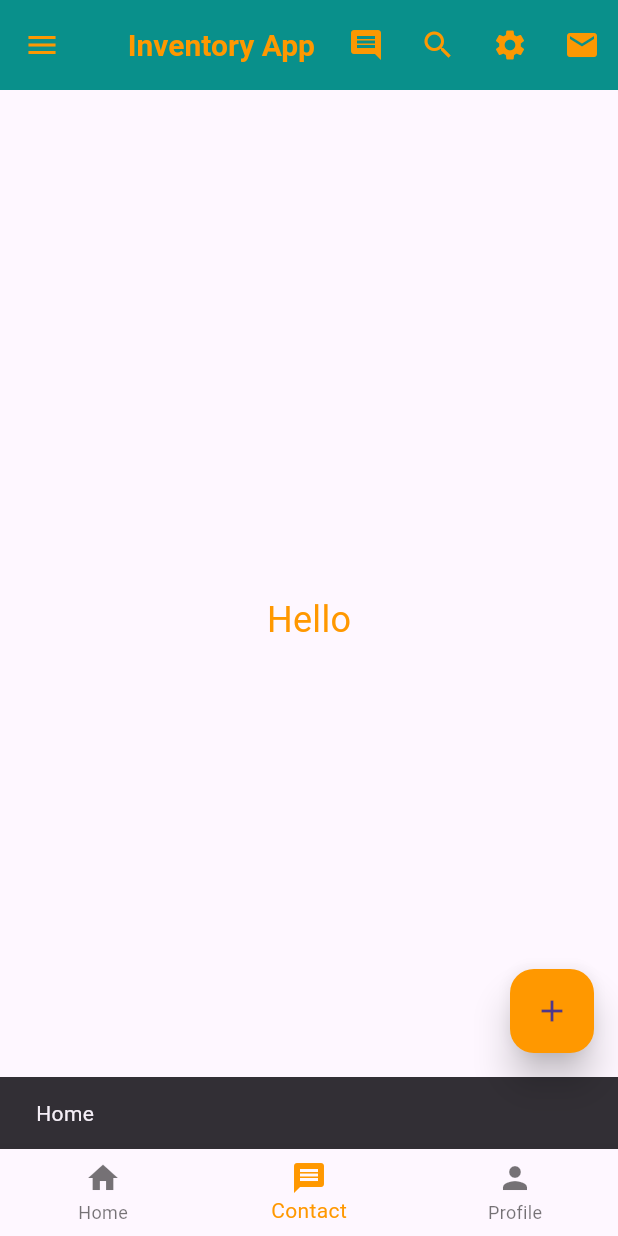
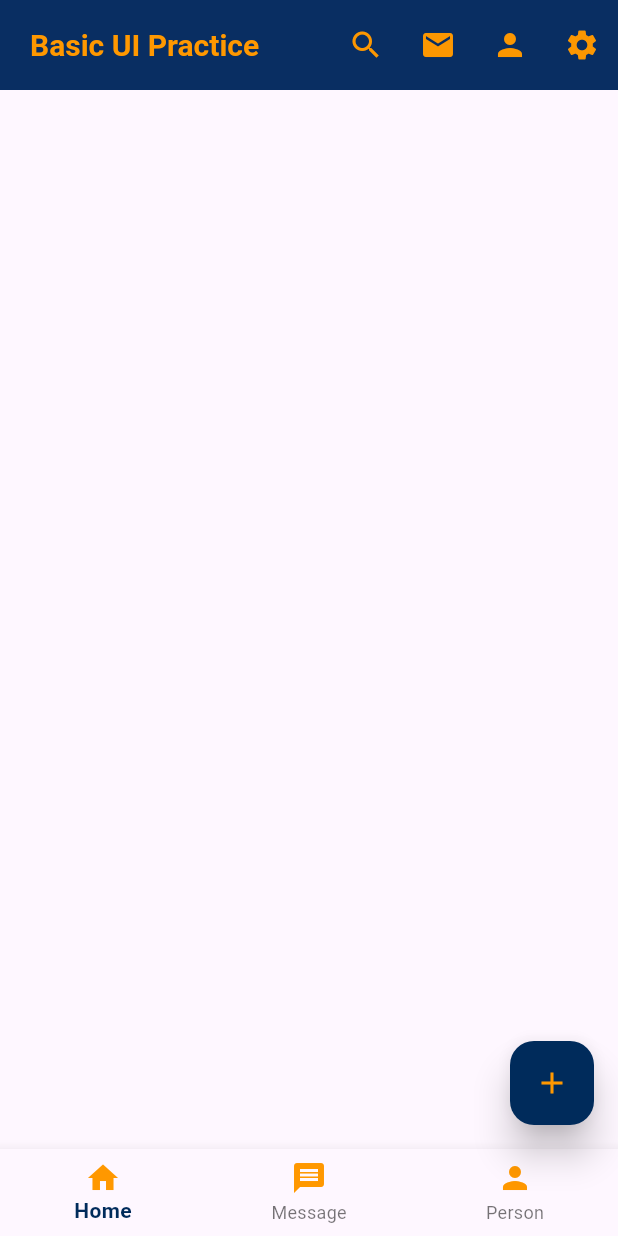
Before and after one commit to GopalSaha27/ui_basic, a Flutter app: the screen it shows after launch, after a tap on the "search" icon, on a phone screen of 412 x 824 dp. Run offline on Flutter 3.47's test engine with Material 3 defaults, Android fonts, the phone set to English and light mode, and no system bars; Roboto replaces fonts that are missing (Time Ne Roman, Times New Roman).

Commit message:
ui changes

```diff
--- a/lib/main.dart
+++ b/lib/main.dart
@@ -2,7 +2,7 @@ import 'package:flutter/cupertino.dart';
 import 'package:flutter/material.dart';
 
 void main() {
-  runApp(const MyApp());
+  runApp(MyApp());
 }
 
 class MyApp extends StatelessWidget {
@@ -11,6 +11,7 @@ class MyApp extends StatelessWidget {
   @override
   Widget build(BuildContext context) {
     return MaterialApp(
+      title: "Basic App",
       theme: ThemeData(
         primarySwatch: Colors.green,
       ),
@@ -26,153 +27,72 @@ class MyApp extends StatelessWidget {
 class HomeActivity extends StatelessWidget {
   const HomeActivity({super.key});
 
-  MySnackBar(message, context) {
-    return ScaffoldMessenger.of(context).showSnackBar(
-      SnackBar(content: Text(message)),
-    );
-  }
-
   @override
   Widget build(BuildContext context) {
     return Scaffold(
       appBar: AppBar(
+        backgroundColor: Color(0xFF002B5B),
         title: const Text(
-          "Inventory App",
+          "Basic UI Practice",
           style: TextStyle(
-              color: Colors.orange, // Set the title text color
-              fontWeight: FontWeight.bold,
-              fontFamily: 'Times New Roman' ,
-              fontSize: 20// Make the title bold
+            color: Colors.orange,
+            fontWeight: FontWeight.bold,
+            fontFamily: 'Time Ne Roman',
+            fontSize: 20,
           ),
         ),
-        titleSpacing: 10,
-        centerTitle: true, // Center the title
+        titleSpacing: 20,
+        // centerTitle: true,
         toolbarHeight: 60,
-        toolbarOpacity: 0.9, // Make the toolbar more opaque
-        elevation: 4, // Add elevation (shadow)
-        backgroundColor: Colors.teal, // Custom background color
-        iconTheme: const IconThemeData(color: Colors.orange), // Icon color
+        toolbarOpacity: 0.9,
+        elevation: 4,
+        iconTheme: const IconThemeData(color: Colors.orange),
         actions: [
           IconButton(
-              onPressed: () {
-                MySnackBar("Comments", context);
-              },
-              icon: const Icon(Icons.comment, color: Colors.orange)), // Action icon color
+            onPressed: () {},
+            icon: const Icon(
+              Icons.search,
+            ),
+          ),
           IconButton(
-              onPressed: () {
-                MySnackBar("Search", context);
-              },
-              icon: const Icon(Icons.search, color: Colors.orange)),
+            onPressed: () {},
+            icon: const Icon(
+              Icons.mail,
+            ),
+          ),
           IconButton(
-              onPressed: () {
-                MySnackBar("Settings", context);
-              },
-              icon: const Icon(Icons.settings, color: Colors.orange)),
+            onPressed: () {},
+            icon: const Icon(
+              Icons.person,
+            ),
+          ),
           IconButton(
-              onPressed: () {
-                MySnackBar("Email", context);
-              },
-              icon: const Icon(Icons.email, color: Colors.orange))
+            onPressed: () {},
+            icon: const Icon(
+              Icons.settings,
+            ),
+          ),
         ],
       ),
       floatingActionButton: FloatingActionButton(
         elevation: 10,
-
-        child: const Icon(Icons.add),
-        backgroundColor: Colors.orange, // Same background as AppBar
-        onPressed: () {
-          MySnackBar("FloatingActionButton", context);
-        },
+        child: const Icon(
+          Icons.add,
+          color: Colors.orange,
+        ),
+        backgroundColor: Color(0xFF002B5B),
+        onPressed: () {},
       ),
       bottomNavigationBar: BottomNavigationBar(
-        currentIndex: 1,
-        items: const [
-          BottomNavigationBarItem(icon: Icon(Icons.home), label: "Home",),
-          BottomNavigationBarItem(icon: Icon(Icons.message), label: "Contact"),
-          BottomNavigationBarItem(icon: Icon(Icons.person), label: "Profile")
-        ],
-        selectedItemColor: Colors.orange,
-        selectedLabelStyle: TextStyle(
-            fontFamily: 'Times New Roman'
-        ),
-        onTap: (int index) {
-          if (index == 0) {
-            MySnackBar("Home", context);
-          }
-          if (index == 1) {
-            MySnackBar("Contact", context);
-          }
-          if (index == 2) {
-            MySnackBar("Profile", context);
-          }
-        },
-      ),
-      drawer: Drawer(
-        child: ListView(
-          children: [
-            DrawerHeader(
-              padding: EdgeInsets.all(0),
-              child: UserAccountsDrawerHeader(
-                // decoration: const BoxDecoration(color: Colors.white),
-                decoration: const BoxDecoration(color: Colors.white),
-                accountName: const Text(
-                  "Gopal Saha",
-                  style: TextStyle(color: Colors.black),
-                ),
-                accountEmail: const Text(
-                  "info@gopal.com",
-                  style: TextStyle(color: Colors.black),
-                ),
-                currentAccountPicture: Image.network(
-                    "https://png.pngtree.com/png-clipart/20221224/original/pngtree-the-flutter-colorful-design-png-image_8801693.png"),
-                onDetailsPressed: () {
-                  MySnackBar("This is my Profile", context);
-                },
-              ),
-            ),
-            ListTile(
-                leading: const Icon(Icons.home),
-                title: const Text("Home"),
-                onTap: () {
-                  MySnackBar("Home", context);
-                }),
-            ListTile(
-                leading: const Icon(Icons.message),
-                title: const Text("Contact"),
-                onTap: () {
-                  MySnackBar("Contact", context);
-                }),
-            ListTile(
-                leading: const Icon(Icons.person),
-                title: const Text("Profile"),
-                onTap: () {
-                  MySnackBar("Profile", context);
-                }),
-            ListTile(
-                leading: const Icon(Icons.email),
-                title: const Text("Email"),
-                onTap: () {
-                  MySnackBar("Email", context);
-                }),
-            ListTile(
-                leading: const Icon(Icons.phone),
-                title: const Text("Phone"),
-                onTap: () {
-                  MySnackBar("Phone", context);
-                })
-          ],
-        ),
-      ),
-      body: const Center(
-        child: Text(
-          'Hello',
-          style: TextStyle(
-              fontSize: 24,
-              fontFamily: 'Times New Roman',
-              color: Colors.orange
-          ),
-        ),
-      ),
+
+          currentIndex: 0,
+          selectedItemColor: Color(0xFF002B5B),
+          selectedLabelStyle: const TextStyle(fontWeight: FontWeight.bold),
+          items: const [
+        BottomNavigationBarItem(icon: Icon(Icons.home,color: Colors.orange,), label: "Home",),
+        BottomNavigationBarItem(icon: Icon(Icons.message,color: Colors.orange,), label: "Message",),
+        BottomNavigationBarItem(icon: Icon(Icons.person,color: Colors.orange,), label: "Person",),
+      ]),
     );
   }
 }
```
